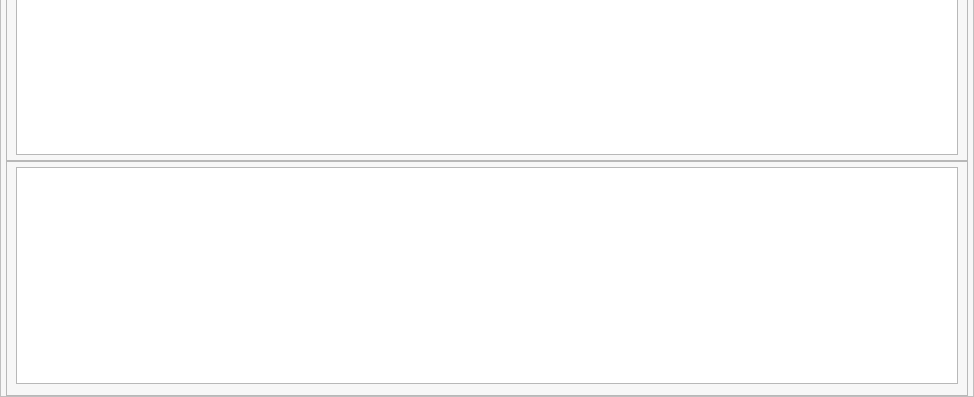
First picture: the form in main.ui, repository ali7haider/License-Plate-Lookup_PyQT, before the edit; both pictures show x 0 to 974 and y 289 to 686 of the 974 by 686 pixel window.
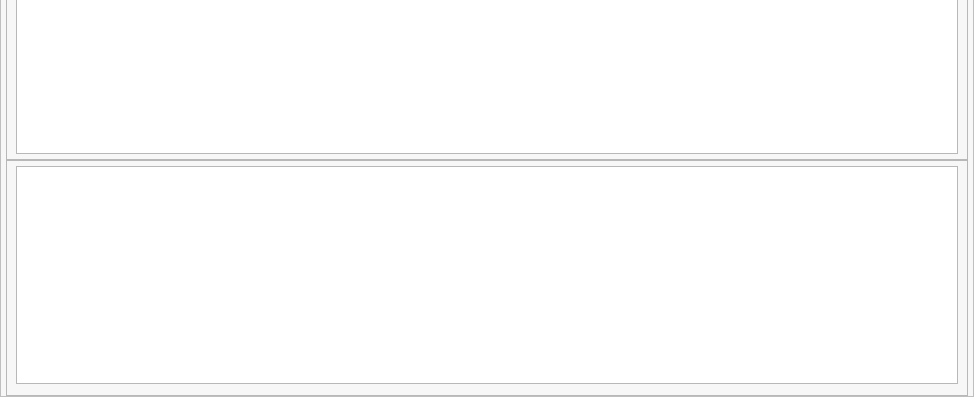
Second picture: the form after the edit. The open tabs and pages were chosen to show the change.

Commit message: Refactor API response handling and update UI layout for license plate and ZIP code pages

```diff
--- a/main.ui
+++ b/main.ui
@@ -468,13 +468,13 @@
              <property name="minimumSize">
               <size>
                <width>0</width>
-               <height>190</height>
+               <height>191</height>
               </size>
              </property>
              <property name="maximumSize">
               <size>
                <width>16777215</width>
-               <height>192</height>
+               <height>191</height>
               </size>
              </property>
              <property name="frameShape">
```
Left out of the diff: 10 changed lines with no effect on the pictures. The commit also changes 7 other files.
